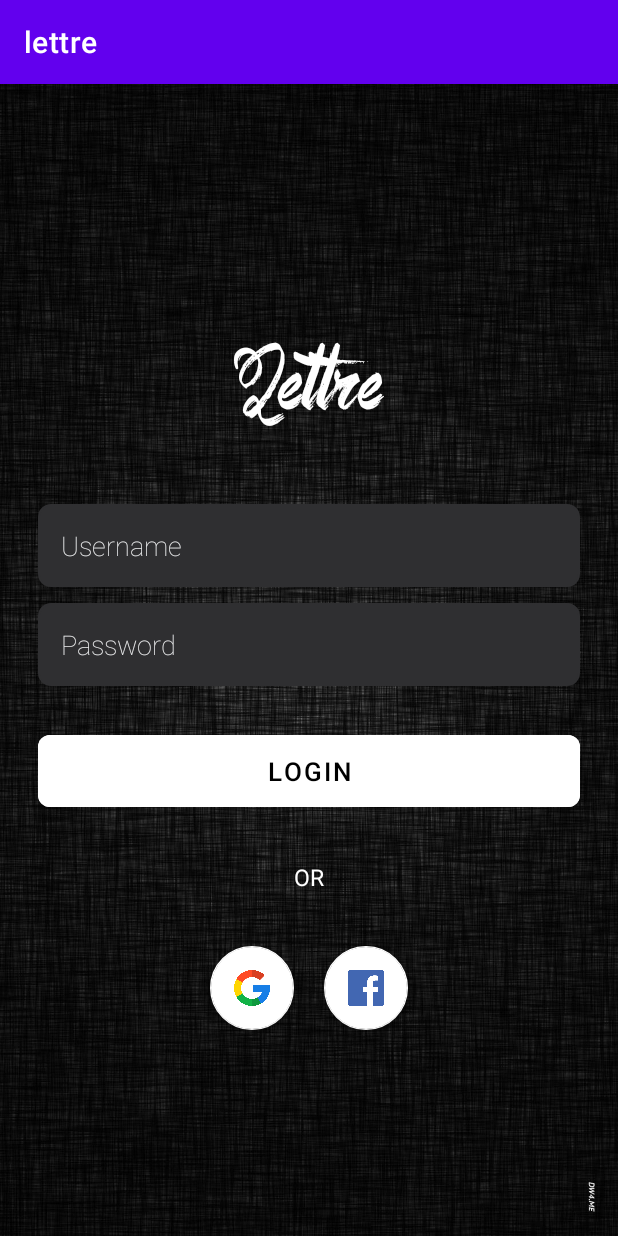
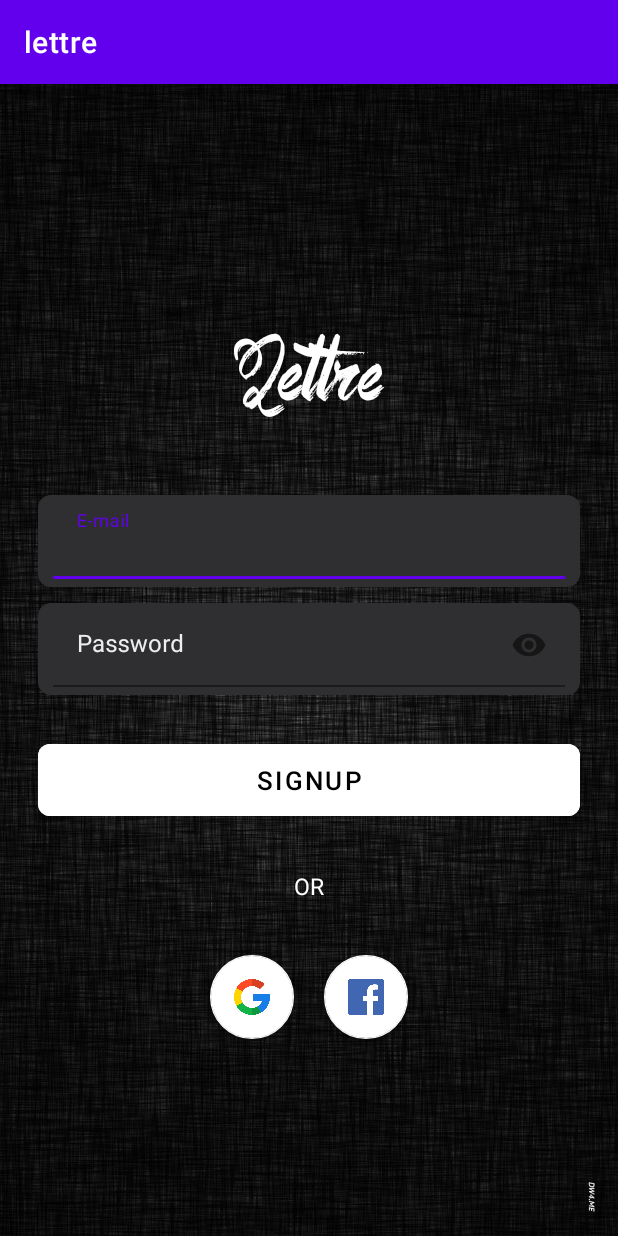
Before and after one commit to monishstark/lettre_project, an Android app: the screen it shows after launch (login), on a phone screen of 412 x 824 dp. Run offline under Robolectric (Android 15) with nearby library versions, the phone set to English and light mode, and no system bars; our stand-ins replace Firebase (no records; nobody signed in at launch, a user with empty details on screens opened directly).

Commit message:
Added Email/Password Authentication

```diff
--- a/app/build.gradle
+++ b/app/build.gradle
@@ -46,5 +46,6 @@ dependencies {
     implementation 'com.google.firebase:firebase-analytics'
     implementation 'com.google.firebase:firebase-database:19.7.0'
     implementation 'com.google.firebase:firebase-storage:19.2.2'
+    implementation 'com.google.android.material:material:1.3.0'
     compile 'com.github.bumptech.glide:glide:3.7.0'
 }
--- a/app/src/main/AndroidManifest.xml
+++ b/app/src/main/AndroidManifest.xml
@@ -1,7 +1,7 @@
 <?xml version="1.0" encoding="utf-8"?>
 <manifest xmlns:android="http://schemas.android.com/apk/res/android"
     package="com.example.lettre">
-
+<uses-permission android:name="android.permission.INTERNET"/>
     <application
         android:allowBackup="true"
         android:icon="@mipmap/ic_launcher"
@@ -9,7 +9,7 @@
         android:roundIcon="@mipmap/ic_launcher_round"
         android:supportsRtl="true"
         android:theme="@style/Theme.Lettre">
-        <activity android:name=".profile"></activity>
+        <activity android:name=".profile" />
         <activity android:name=".login">
             <intent-filter>
                 <action android:name="android.intent.action.MAIN" />
@@ -17,7 +17,7 @@
                 <category android:name="android.intent.category.LAUNCHER" />
             </intent-filter>
         </activity>
-        <activity android:name=".MainActivity"></activity>
+        <activity android:name=".MainActivity" />
     </application>
 
 </manifest>
--- a/app/src/main/res/layout/activity_login.xml
+++ b/app/src/main/res/layout/activity_login.xml
@@ -26,17 +26,29 @@
             android:textColor="#ffffff"
             android:textSize="60sp" />
 
-        <EditText
-            android:id="@+id/username"
+        <com.google.android.material.textfield.TextInputLayout
+            android:id="@+id/user"
             android:layout_width="match_parent"
             android:layout_height="wrap_content"
             android:background="@drawable/login_edittext_round"
             android:ems="10"
             android:fontFamily="sans-serif-thin"
-            android:hint="Username"
-            android:inputType="textPersonName"
-            android:padding="15dp"
-            android:textColorHint="#edeeef" />
+            android:hint="E-mail"
+            android:paddingLeft="10dp"
+            android:paddingRight="10dp"
+            android:paddingBottom="5dp"
+            android:textColorHint="#edeeef"
+            app:passwordToggleEnabled="false">
+
+            <com.google.android.material.textfield.TextInputEditText
+                android:layout_width="match_parent"
+                android:layout_height="wrap_content"
+                android:background="@drawable/login_edittext_round"
+                android:inputType="textEmailAddress">
+
+            </com.google.android.material.textfield.TextInputEditText>
+
+        </com.google.android.material.textfield.TextInputLayout>
 
         <LinearLayout
             android:layout_width="wrap_content"
@@ -45,17 +57,29 @@
 
         </LinearLayout>
 
-        <EditText
-            android:id="@+id/password"
+        <com.google.android.material.textfield.TextInputLayout
+            android:id="@+id/pass"
             android:layout_width="match_parent"
             android:layout_height="wrap_content"
             android:background="@drawable/login_edittext_round"
             android:ems="10"
             android:fontFamily="sans-serif-thin"
             android:hint="Password"
-            android:inputType="textPassword"
-            android:padding="15dp"
-            android:textColorHint="#edeeef" />
+            android:paddingBottom="5dp"
+            android:paddingLeft="10dp"
+            android:paddingRight="10dp"
+            app:passwordToggleEnabled="true"
+            android:textColorHint="#edeeef" >
+
+            <com.google.android.material.textfield.TextInputEditText
+                android:layout_width="match_parent"
+                android:layout_height="wrap_content"
+                android:background="@drawable/login_edittext_round"
+                android:inputType="textPassword">
+
+            </com.google.android.material.textfield.TextInputEditText>
+
+        </com.google.android.material.textfield.TextInputLayout>
 
         <LinearLayout
             android:layout_width="wrap_content"
@@ -65,12 +89,13 @@
         </LinearLayout>
 
         <Button
-            android:id="@+id/button"
+            android:id="@+id/email_login"
             android:layout_width="match_parent"
             android:layout_height="wrap_content"
             android:backgroundTint="@color/white"
             android:padding="12dp"
-            android:text="login"
+            android:text="SIGNUP"
+            android:onClick="signuphere"
             android:textColor="#000000"
             android:textSize="17sp"
             app:cornerRadius="8dp"
```
Also changed, not shown: app/src/main/java/com/example/lettre/login.java (+44 -6 lines).
